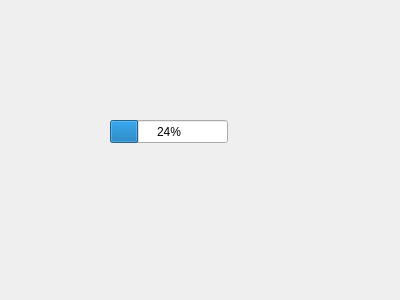
liuyuyang8808/Qt_Library, file ueprogressbar.ui: the form before one commit.
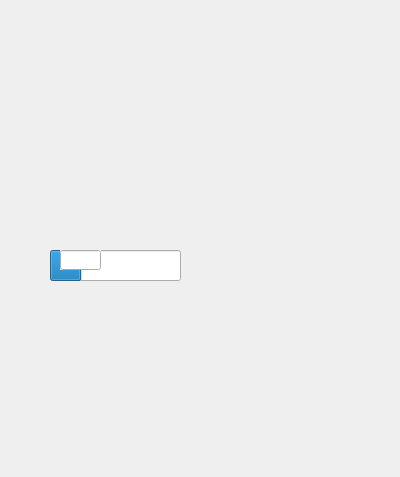
The form after the commit.

The edit to the form file:
```diff
--- a/ueprogressbar.ui
+++ b/ueprogressbar.ui
@@ -7,23 +7,45 @@
     <x>0</x>
     <y>0</y>
     <width>400</width>
-    <height>300</height>
+    <height>477</height>
    </rect>
   </property>
   <property name="windowTitle">
    <string>Form</string>
   </property>
+  <property name="autoFillBackground">
+   <bool>true</bool>
+  </property>
   <widget class="QProgressBar" name="progressBar">
    <property name="geometry">
     <rect>
-     <x>110</x>
-     <y>120</y>
-     <width>118</width>
-     <height>23</height>
+     <x>50</x>
+     <y>250</y>
+     <width>131</width>
+     <height>31</height>
     </rect>
    </property>
    <property name="value">
     <number>24</number>
+   </property>
+   <property name="format">
+    <string/>
+   </property>
+  </widget>
+  <widget class="QLineEdit" name="lineEdit">
+   <property name="geometry">
+    <rect>
+     <x>60</x>
+     <y>250</y>
+     <width>41</width>
+     <height>20</height>
+    </rect>
+   </property>
+   <property name="mouseTracking">
+    <bool>true</bool>
+   </property>
+   <property name="autoFillBackground">
+    <bool>true</bool>
    </property>
   </widget>
  </widget>
```
